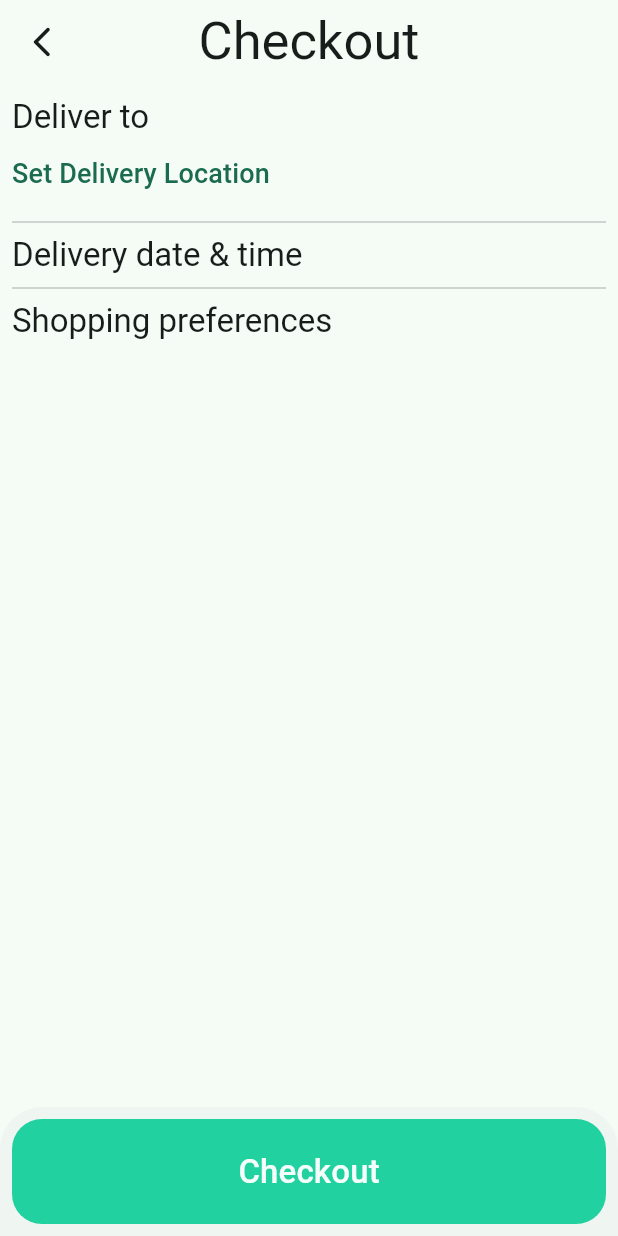
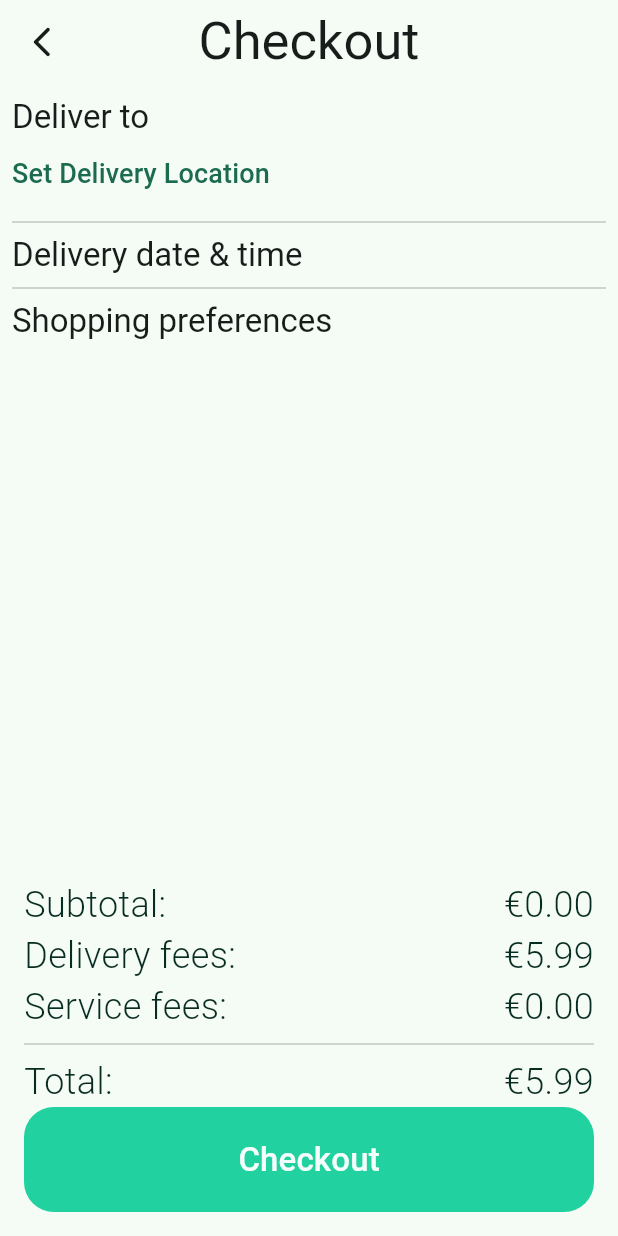
Before and after one commit to DammyAA7/Overlapd, a Flutter app: the Checkout screen opened directly, on a phone screen of 412 x 824 dp. Run offline on Flutter 3.47's test engine with Material 3 defaults, Android fonts, the phone set to English and light mode, and no system bars; our stand-ins replace cloud_firestore, dropdown_button2, firebase_auth, firebase_core, firebase_storage, flutter_slidable and 7 more; missing offline and left inert: flutter_stripe; accounts and stored records are empty; Roboto replaces fonts that are missing (Cabin).

Commit message:
checkout page includes delivery and service fees. Retrieve account balance added to cloud functions

```diff
--- a/lib/stores/checkout.dart
+++ b/lib/stores/checkout.dart
@@ -153,14 +153,48 @@ class _CheckoutState extends State<Checkout> {
                   'Shopping preferences',
                   style: Theme.of(context).textTheme.titleLarge,
                 ),
+                const Spacer(),
+                Padding(
+                  padding: const EdgeInsets.all(8.0),
+                  child: Column(
+                    children: [
+                      Row(
+                        mainAxisAlignment: MainAxisAlignment.spaceBetween,
+                        children: [
+                          const Text('Subtotal:'),
+                          Text(value.calculateTotalAmount())
+                        ],
+                      ),
+                      const Row(
+                        mainAxisAlignment: MainAxisAlignment.spaceBetween,
+                        children: [
+                          Text('Delivery fees:'),
+                          Text('€5.99')
+                        ],
+                      ),
+                      Row(
+                        mainAxisAlignment: MainAxisAlignment.spaceBetween,
+                        children: [
+                          const Text('Service fees:'),
+                          Text('€${value.calculateServiceFees().toStringAsFixed(2)}')
+                        ],
+                      ),
+                      const Divider(),
+                      Row(
+                        mainAxisAlignment: MainAxisAlignment.spaceBetween,
+                        children: [
+                          const Text('Total:'),
+                          Text(value.totalAmountPlusFees())
+                        ],
+                      ),
+                      solidButton(context, 'Checkout', () async{
+                        await initPayment((double.parse(value.stripEuroSign(value.calculateTotalAmount())) * 100).toInt().toString(), _auth.getUsername(), context);
+                      }, true),
+                    ],
+                  ),
+                ),
               ],
             ),
-          ),
-          bottomSheet: Padding(
-            padding: const EdgeInsets.all(8.0),
-            child: solidButton(context, 'Checkout', () async{
-              await initPayment((double.parse(value.stripEuroSign(value.calculateTotalAmount())) * 100).toInt().toString(), _auth.getUsername(), context);
-            }, true),
           ),
       ),
     );
--- a/lib/stores/groceryRange.dart
+++ b/lib/stores/groceryRange.dart
@@ -132,6 +132,31 @@ class Cart extends ChangeNotifier{
     return formattedTotalAmount;
   }
 
+  String totalAmountPlusFees() {
+    double totalAmount = 0;
+    double deliveryFees = 5.99;
+    cart.forEach((product, quantity) {
+      totalAmount += product.price * quantity;
+    });
+    totalAmount += calculateServiceFees() + deliveryFees;
+    String formattedTotalAmount = '€${totalAmount.toStringAsFixed(2)}';
+    return formattedTotalAmount;
+  }
+
+  double calculateServiceFees(){
+    double serviceFees = 0;
+    double totalAmount = 0;
+    cart.forEach((product, quantity) {
+      totalAmount += product.price * quantity;
+    });
+    serviceFees = totalAmount * 0.11;
+    if(serviceFees > 3.29){
+      serviceFees = 3.29;
+      return serviceFees;
+    }
+    return serviceFees;
+  }
+
   String stripEuroSign(String amountWithEuroSign) {
     // Check if the string contains the Euro sign
     if (amountWithEuroSign.startsWith('€')) {
--- a/lib/stores/shoppingCart.dart
+++ b/lib/stores/shoppingCart.dart
@@ -149,7 +149,8 @@ class _ShoppingCartState extends State<ShoppingCart> {
                 child: Row(
                   mainAxisAlignment: MainAxisAlignment.spaceBetween,
                   children: [
-                    Text('Total: ${value.calculateTotalAmount()}', style: const TextStyle(fontSize: 30)),
+                    const Text('Total:'),
+                    Text(value.calculateTotalAmount())
                   ],
                 ),
               ),
```
Also changed, not shown: lib/screens/payment.dart (+48 -0 lines), 1 other file.
